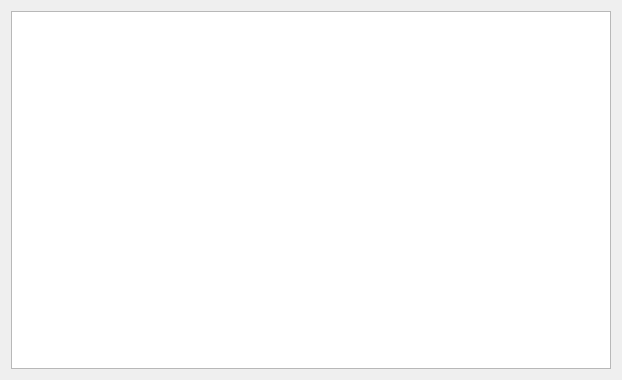
xclxxl414/bftrader, file ctpnow/ui/logform.ui: the form before one commit.
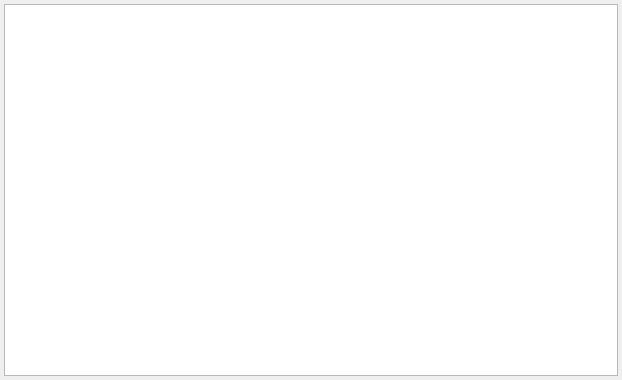
The form after the commit.

```diff
--- a/ctpnow/ui/logform.ui
+++ b/ctpnow/ui/logform.ui
@@ -14,6 +14,21 @@
    <string>Form</string>
   </property>
   <layout class="QHBoxLayout" name="horizontalLayout">
+   <property name="spacing">
+    <number>4</number>
+   </property>
+   <property name="leftMargin">
+    <number>4</number>
+   </property>
+   <property name="topMargin">
+    <number>4</number>
+   </property>
+   <property name="rightMargin">
+    <number>4</number>
+   </property>
+   <property name="bottomMargin">
+    <number>4</number>
+   </property>
    <item>
     <widget class="QTableWidget" name="tableWidget"/>
    </item>
```
